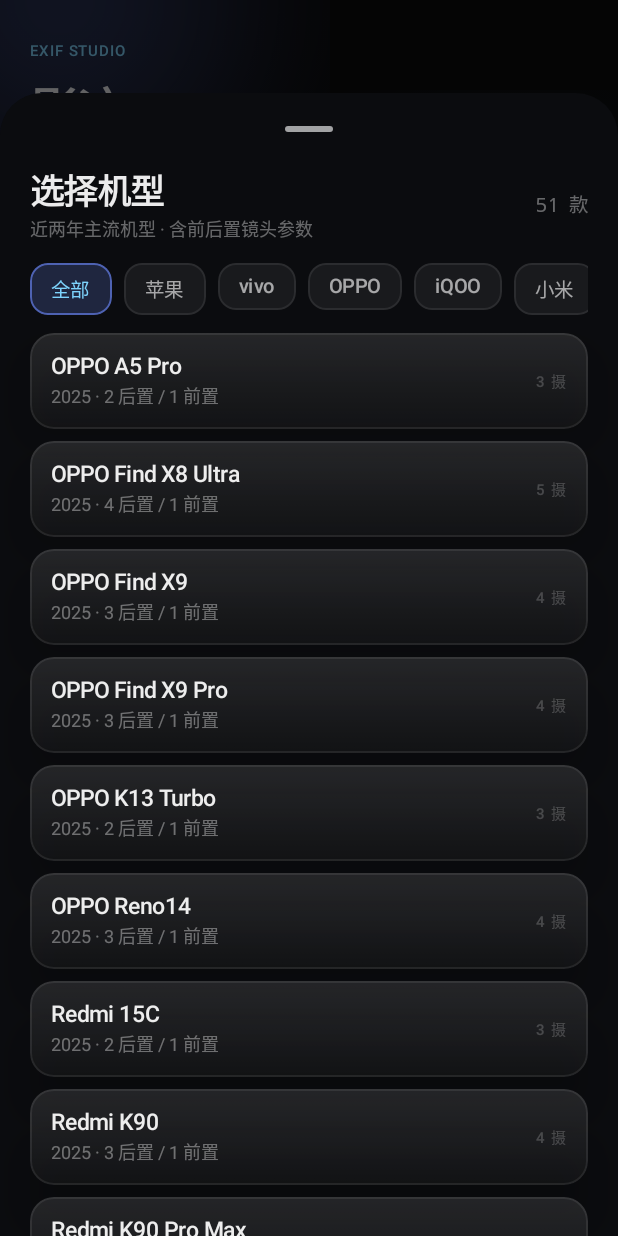
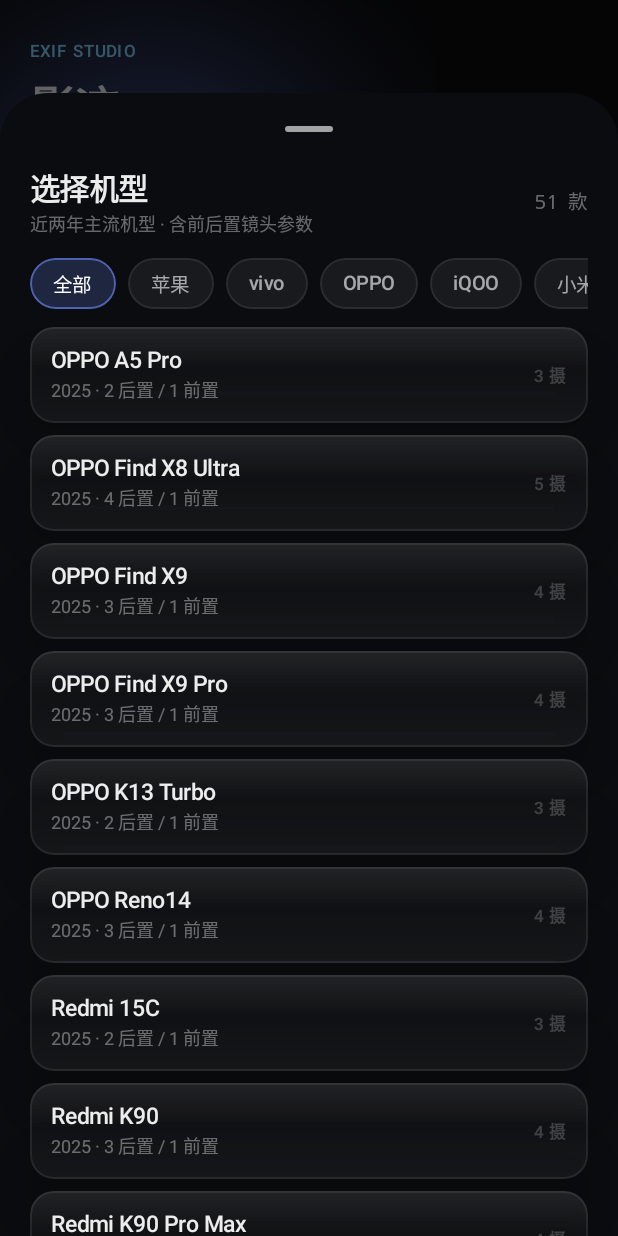
Before and after one commit to shibry88-netizen/ExifStudio, an Android app built with Jetpack Compose: the screen it shows after launch (MainActivity), after a tap on "设备参数库", on a phone screen of 412 x 824 dp. Run offline under Robolectric (Android 15) with nearby library versions, the phone set to English and light mode, and no system bars; libraries missing offline, so code that uses them is left out: org.osmdroid.tileprovider, org.osmdroid.util; pictures from the network do not load.

Commit message:
style(ui): 对齐设计师 Token —— 配色/圆角/字号/动效曲线/主 CTA 规格

```diff
--- a/app/src/main/java/com/lucifer/exifstudio/ui/Components.kt
+++ b/app/src/main/java/com/lucifer/exifstudio/ui/Components.kt
@@ -1,6 +1,7 @@
 package com.lucifer.exifstudio.ui
 
 import androidx.compose.animation.core.animateFloatAsState
+import androidx.compose.animation.core.tween
 import androidx.compose.foundation.background
 import androidx.compose.foundation.border
 import androidx.compose.foundation.clickable
@@ -44,7 +45,7 @@ import androidx.compose.ui.text.style.TextOverflow
 import androidx.compose.ui.unit.Dp
 import androidx.compose.ui.unit.dp
 
-/** 背景：深空黑 + 三团流动光斑，玻璃要透光才有质感 */
+/** 背景：深空黑 + 三团流动光斑。玻璃感由光决定，不由边框决定。 */
 @Composable
 fun AuroraBackground(content: @Composable BoxScope.() -> Unit) {
     Box(
@@ -52,9 +53,9 @@ fun AuroraBackground(content: @Composable BoxScope.() -> Unit) {
             .fillMaxSize()
             .background(Brush.verticalGradient(listOf(Tok.Bg0, Tok.Bg1)))
     ) {
-        Blob(Tok.Accent.copy(alpha = 0.40f), 360.dp, (-140).dp, (-180).dp)
-        Blob(Tok.Accent2.copy(alpha = 0.22f), 300.dp, 190.dp, 60.dp)
-        Blob(Color(0xFF8B5CF6).copy(alpha = 0.16f), 340.dp, 40.dp, 520.dp)
+        Blob(Tok.Accent.copy(alpha = 0.68f), 380.dp, (-90).dp, (-40).dp)
+        Blob(Color(0xFF9678FF).copy(alpha = 0.38f), 340.dp, 200.dp, 120.dp)
+        Blob(Tok.Accent2.copy(alpha = 0.42f), 360.dp, (-60).dp, 520.dp)
         content()
     }
 }
@@ -65,7 +66,7 @@ private fun Blob(color: Color, size: Dp, x: Dp, y: Dp) {
         Modifier
             .offset(x = x, y = y)
             .size(size)
-            .blur(80.dp)
+            .blur(90.dp)
             .background(
                 Brush.radialGradient(listOf(color, color.copy(alpha = 0f))),
                 CircleShape
@@ -73,18 +74,29 @@ private fun Blob(color: Color, size: Dp, x: Dp, y: Dp) {
     )
 }
 
-/** 液态玻璃材质：底胚 + 顶部柔光 + 外细边 + 大而柔的投影 */
+/**
+ * 液态玻璃材质：
+ * 底胚（6% 白渐变）+ 顶部内高光 18% + 外 1px 8% 亮边 + 大而柔的环境投影。
+ */
 fun Modifier.glass(
     radius: Dp = Tok.RCard,
     tint: Color = Tok.Glass
 ): Modifier {
     val shape = RoundedCornerShape(radius)
     return this
-        .shadow(20.dp, shape, clip = false, ambientColor = Color.Black, spotColor = Color.Black)
+        .shadow(
+            elevation = 24.dp,
+            shape = shape,
+            clip = false,
+            ambientColor = Color.Black,
+            spotColor = Color.Black
+        )
         .clip(shape)
         .background(
             Brush.verticalGradient(
-                listOf(tint.copy(alpha = 0.11f), tint.copy(alpha = 0.035f))
+                0f to tint.copy(alpha = 0.10f),
+                0.44f to tint.copy(alpha = 0.028f),
+                1f to tint.copy(alpha = 0.05f)
             )
         )
         .border(1.dp, Tok.Stroke, shape)
@@ -159,7 +171,7 @@ fun KeyValueRow(
         modifier.fillMaxWidth()
     }
     Row(
-        rowModifier.padding(horizontal = Tok.L, vertical = 11.dp),
+        rowModifier.padding(horizontal = Tok.L, vertical = 10.dp),
         verticalAlignment = Alignment.CenterVertically
     ) {
         Text(
@@ -180,8 +192,8 @@ fun KeyValueRow(
             Icon(
                 Icons.Rounded.ChevronRight,
                 contentDescription = null,
-                tint = Tok.Text4,
-                modifier = Modifier.size(18.dp)
+                tint = Tok.Text3,
+                modifier = Modifier.size(16.dp)
             )
         }
     }
@@ -198,6 +210,7 @@ fun DividerLine() {
     )
 }
 
+/** 主 CTA：54dp 高 / 26dp 圆角 / 竖向渐变 + 强调色辉光 */
 @Composable
 fun PrimaryButton(
     text: String,
@@ -208,24 +221,36 @@ fun PrimaryButton(
 ) {
     val interaction = remember { MutableInteractionSource() }
     val pressed by interaction.collectIsPressedAsState()
-    val scale by animateFloatAsState(if (pressed) 0.97f else 1f, label = "scale")
+    val scale by animateFloatAsState(
+        targetValue = if (pressed) 0.97f else 1f,
+        animationSpec = tween(durationMillis = Tok.DurMicro, easing = Tok.Ease),
+        label = "ctaScale"
+    )
+    val shape = RoundedCornerShape(Tok.RCta)
     Box(
         modifier = modifier
+            .height(54.dp)
             .graphicsLayer {
                 scaleX = scale
                 scaleY = scale
                 alpha = if (enabled) 1f else 0.45f
             }
-            .shadow(18.dp, RoundedCornerShape(Tok.RButton), clip = false)
-            .clip(RoundedCornerShape(Tok.RButton))
-            .background(Brush.horizontalGradient(listOf(Tok.Accent, Tok.Accent2)))
+            .shadow(
+                elevation = 18.dp,
+                shape = shape,
+                clip = false,
+                ambientColor = Tok.Accent,
+                spotColor = Tok.Accent
+            )
+            .clip(shape)
+            .background(Brush.verticalGradient(listOf(Tok.AccentLight, Tok.AccentDeep)))
             .clickable(
                 interactionSource = interaction,
                 indication = null,
                 enabled = enabled,
                 onClick = onClick
             )
-            .padding(horizontal = 22.dp, vertical = 15.dp),
+            .padding(horizontal = 22.dp),
         contentAlignment = Alignment.Center
     ) {
         Row(verticalAlignment = Alignment.CenterVertically) {
@@ -233,15 +258,15 @@ fun PrimaryButton(
                 Icon(
                     icon,
                     contentDescription = null,
-                    tint = Color(0xFF08090F),
+                    tint = Color.White,
                     modifier = Modifier.size(18.dp)
                 )
                 Spacer(Modifier.width(8.dp))
             }
             Text(
                 text,
-                style = MaterialTheme.typography.titleMedium,
-                color = Color(0xFF08090F)
+                style = MaterialTheme.typography.titleLarge,
+                color = Color.White
             )
         }
     }
@@ -257,7 +282,11 @@ fun GhostButton(
 ) {
     val interaction = remember { MutableInteractionSource() }
     val pressed by interaction.collectIsPressedAsState()
-    val scale by animateFloatAsState(if (pressed) 0.97f else 1f, label = "scale")
+    val scale by animateFloatAsState(
+        targetValue = if (pressed) 0.97f else 1f,
+        animationSpec = tween(durationMillis = Tok.DurMicro, easing = Tok.Ease),
+        label = "ghostScale"
+    )
     Box(
         modifier = modifier
             .graphicsLayer {
@@ -283,6 +312,7 @@ fun GhostButton(
     }
 }
 
+/** 全圆 Chip */
 @Composable
 fun Pill(
     text: String,
@@ -292,14 +322,16 @@ fun Pill(
 ) {
     val bg = if (selected) Tok.Accent.copy(alpha = 0.20f) else Tok.Glass
     val stroke = if (selected) Tok.Accent.copy(alpha = 0.60f) else Tok.Stroke
-    val fg = if (selected) Tok.Accent2 else Tok.Text2
+    val fg = if (selected) Color.White else Tok.Text2
     Box(
         modifier
+            .height(34.dp)
             .clip(RoundedCornerShape(Tok.RChip))
             .background(bg)
             .border(1.dp, stroke, RoundedCornerShape(Tok.RChip))
             .clickable { onClick() }
-            .padding(horizontal = 14.dp, vertical = 8.dp)
+            .padding(horizontal = 15.dp),
+        contentAlignment = Alignment.Center
     ) {
         Text(text, style = MaterialTheme.typography.labelLarge, color = fg)
     }
@@ -310,16 +342,16 @@ fun BackBar(title: String, subtitle: String? = null, onBack: () -> Unit) {
     Row(
         Modifier
             .fillMaxWidth()
-            .padding(horizontal = Tok.Page, vertical = Tok.M),
+            .padding(horizontal = Tok.Page, vertical = 10.dp),
         verticalAlignment = Alignment.CenterVertically,
         horizontalArrangement = Arrangement.Start
     ) {
         Box(
             Modifier
-                .size(38.dp)
-                .clip(CircleShape)
-                .background(Tok.Glass)
-                .border(1.dp, Tok.Stroke, CircleShape)
+                .size(34.dp)
+                .clip(RoundedCornerShape(12.dp))
+                .background(Color(0x0DFFFFFF))
+                .border(1.dp, Color(0x12FFFFFF), RoundedCornerShape(12.dp))
                 .clickable { onBack() },
             contentAlignment = Alignment.Center
         ) {
@@ -327,11 +359,11 @@ fun BackBar(title: String, subtitle: String? = null, onBack: () -> Unit) {
                 Icons.Rounded.ArrowBack,
                 contentDescription = "返回",
                 tint = Tok.Text1,
-                modifier = Modifier.size(19.dp)
+                modifier = Modifier.size(17.dp)
             )
         }
         Spacer(Modifier.width(12.dp))
-        Column {
+        Column(Modifier.weight(1f)) {
             Text(
                 title,
                 style = MaterialTheme.typography.titleLarge,
--- a/app/src/main/java/com/lucifer/exifstudio/ui/Theme.kt
+++ b/app/src/main/java/com/lucifer/exifstudio/ui/Theme.kt
@@ -1,5 +1,6 @@
 package com.lucifer.exifstudio.ui
 
+import androidx.compose.animation.core.CubicBezierEasing
 import androidx.compose.foundation.shape.RoundedCornerShape
 import androidx.compose.material3.MaterialTheme
 import androidx.compose.material3.Shapes
@@ -14,45 +15,54 @@ import androidx.compose.ui.unit.dp
 import androidx.compose.ui.unit.sp
 
 /**
- * 设计 Token —— 暗夜液态玻璃。
- * 所有颜色/圆角/间距集中在这里，改主题只改这一个文件。
+ * 设计 Token —— 暗夜液态玻璃（对齐设计师交付的 ExifTokens）。
+ * 玻璃只有三层：底胚 6% 白 + 顶内高光 18% + 外 1px 8% 亮边，再叠 -20px/60px 柔投影。
+ * 再多一层就浑河。
  */
 object Tok {
-    // 背景（不是纯黑，带极轻冷调）
+
+    // ── 色彩 ──────────────────────────────────────────
     val Bg0 = Color(0xFF050506)
     val Bg1 = Color(0xFF0B0C0F)
 
-    // 玻璃面
-    val Glass = Color(0x0FFFFFFF)
-    val GlassHi = Color(0x1AFFFFFF)
-    val Stroke = Color(0x14FFFFFF)
-    val Highlight = Color(0x2EFFFFFF)
+    val Glass = Color(0x0FFFFFFF)        // rgba(255,255,255,.06)
+    val GlassStrong = Color(0x17FFFFFF)  // .09
+    val Stroke = Color(0x14FFFFFF)       // .08
+    val Highlight = Color(0x2EFFFFFF)    // .18
 
-    // 文字四级
-    val Text1 = Color(0xEBFFFFFF)
-    val Text2 = Color(0x9EFFFFFF)
-    val Text3 = Color(0x61FFFFFF)
-    val Text4 = Color(0x33FFFFFF)
+    val Text1 = Color(0xEBFFFFFF)        // .92
+    val Text2 = Color(0x9EFFFFFF)        // .62
+    val Text3 = Color(0x61FFFFFF)        // .38
+    val Text4 = Color(0x33FFFFFF)        // .20
 
-    // 强调（面积 < 5%）
     val Accent = Color(0xFF6E8BFF)
     val Accent2 = Color(0xFF7DD3FC)
-    val Danger = Color(0xFFFF6B6B)
-    val Success = Color(0xFF4ADE80)
+    val AccentLight = Color(0xFF7A94FF)
+    val AccentDeep = Color(0xFF607CF0)
+    val Danger = Color(0xFFFF7A7A)
+    val Success = Color(0xFF5AD6A0)
 
-    // 圆角
+    // ── 圆角 ──────────────────────────────────────────
     val RCard = 24.dp
     val RInner = 16.dp
-    val RChip = 12.dp
-    val RSheet = 28.dp
-    val RButton = 18.dp
+    val RChip = 999.dp
+    val RSheet = 32.dp
+    val RButton = 20.dp
+    val RCta = 26.dp
+    val RThumb = 18.dp
 
-    // 间距
+    // ── 间距（4/8 网格）──────────────────────────────
     val Page = 20.dp
     val S = 8.dp
     val M = 12.dp
     val L = 16.dp
     val XL = 24.dp
+
+    // ── 动效 ──────────────────────────────────────────
+    /** 统一缓动：Apple 式减速曲线 */
+    val Ease = CubicBezierEasing(0.16f, 1f, 0.3f, 1f)
+    const val DurMicro = 140      // 按压 / 勾选
+    const val DurContainer = 320  // 抽屉 / 面板
 }
 
 private val AppColorScheme = darkColorScheme(
@@ -74,17 +84,18 @@ private val AppColorScheme = darkColorScheme(
     onError = Color(0xFF1A0505)
 )
 
+/** Display 30/34 · Title 20/26 · Headline 17/22 · Body 15/24 · Label 13/18 · Caption 12/16 · Micro 11/14 */
 private val AppTypography = Typography(
     displayLarge = TextStyle(
-        fontSize = 32.sp, lineHeight = 38.sp,
+        fontSize = 30.sp, lineHeight = 34.sp,
         fontWeight = FontWeight.SemiBold, letterSpacing = (-0.6).sp
     ),
     headlineMedium = TextStyle(
-        fontSize = 23.sp, lineHeight = 30.sp,
+        fontSize = 20.sp, lineHeight = 26.sp,
         fontWeight = FontWeight.SemiBold, letterSpacing = (-0.4).sp
     ),
     titleLarge = TextStyle(
-        fontSize = 17.sp, lineHeight = 24.sp,
+        fontSize = 17.sp, lineHeight = 22.sp,
         fontWeight = FontWeight.SemiBold, letterSpacing = (-0.2).sp
     ),
     titleMedium = TextStyle(
@@ -92,8 +103,8 @@ private val AppTypography = Typography(
         fontWeight = FontWeight.Medium
     ),
     bodyLarge = TextStyle(fontSize = 15.sp, lineHeight = 24.sp),
-    bodyMedium = TextStyle(fontSize = 13.sp, lineHeight = 20.sp),
-    bodySmall = TextStyle(fontSize = 12.sp, lineHeight = 18.sp),
+    bodyMedium = TextStyle(fontSize = 13.sp, lineHeight = 18.sp),
+    bodySmall = TextStyle(fontSize = 12.sp, lineHeight = 16.sp),
     labelLarge = TextStyle(
         fontSize = 13.sp, fontWeight = FontWeight.Medium, letterSpacing = 0.2.sp
     ),
@@ -101,15 +112,16 @@ private val AppTypography = Typography(
         fontSize = 12.sp, fontWeight = FontWeight.Medium, letterSpacing = 0.2.sp
     ),
     labelSmall = TextStyle(
-        fontSize = 10.sp, fontWeight = FontWeight.Medium, letterSpacing = 0.6.sp
+        fontSize = 11.sp, fontWeight = FontWeight.SemiBold, letterSpacing = 0.8.sp
     )
 )
 
-/** EXIF 参数一律等宽，强调精密感 */
+/** EXIF 数值：等宽 + tabular-nums，强调精密感 */
 val Mono = TextStyle(
     fontFamily = FontFamily.Monospace,
     fontSize = 13.sp,
-    letterSpacing = 0.sp
+    letterSpacing = (-0.1).sp,
+    fontFeatureSettings = "tnum"
 )
 
 @Composable
@@ -119,10 +131,10 @@ fun ExifStudioTheme(content: @Composable () -> Unit) {
         typography = AppTypography,
         shapes = Shapes(
             extraSmall = RoundedCornerShape(10.dp),
-            small = RoundedCornerShape(12.dp),
-            medium = RoundedCornerShape(16.dp),
-            large = RoundedCornerShape(24.dp),
-            extraLarge = RoundedCornerShape(28.dp)
+            small = RoundedCornerShape(Tok.RInner),
+            medium = RoundedCornerShape(Tok.RButton),
+            large = RoundedCornerShape(Tok.RCard),
+            extraLarge = RoundedCornerShape(Tok.RSheet)
         ),
         content = content
     )
```
